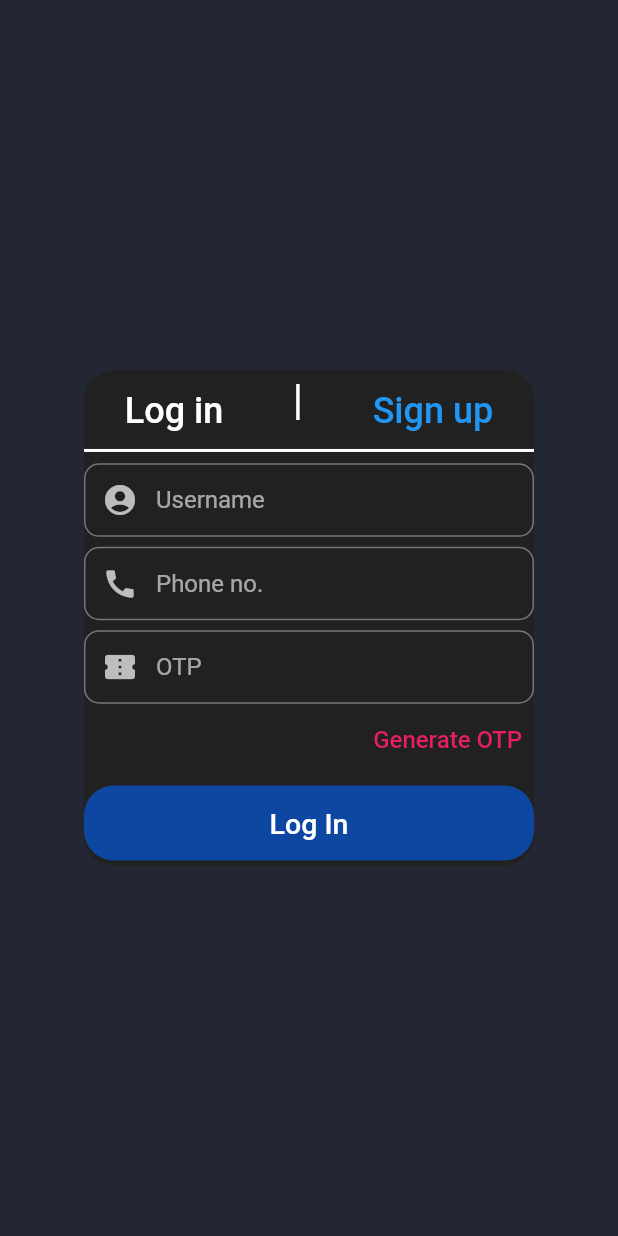
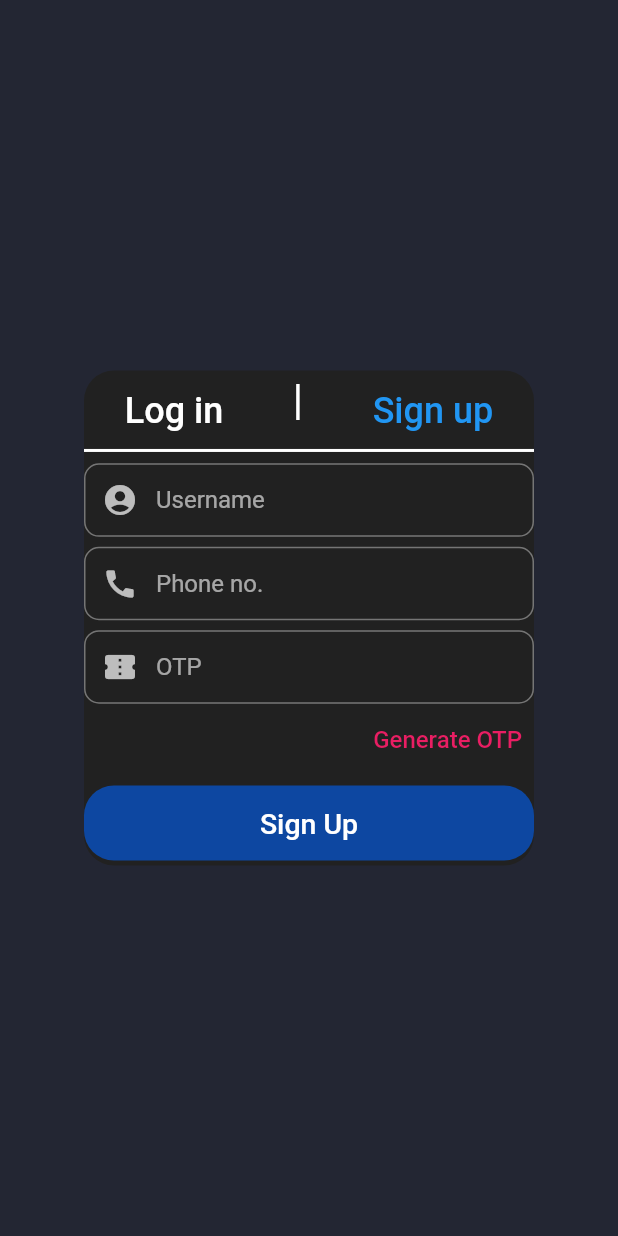
Before and after one commit to vishalsharma0657/s-chat, a Flutter app: the screen it shows after launch, on a phone screen of 412 x 824 dp. Run offline on Flutter 3.47's test engine with Material 2 defaults, Android fonts, the phone set to English and light mode, and no system bars.

Commit message:
button now shows 'sign up' and 'login' as per requirement

```diff
--- a/lib/Authentication/btn_and_input.dart
+++ b/lib/Authentication/btn_and_input.dart
@@ -1,10 +1,12 @@
 import 'package:flutter/material.dart';
 
 class Btn extends StatelessWidget {
-  const Btn({Key? key}) : super(key: key);
+  final bool flag;
+  const Btn(this.flag, {Key? key}) : super(key: key);
 
   @override
   Widget build(BuildContext context) {
+    String txt = flag ? 'Log In' : 'Sign Up';
     return Container(
       height: 50,
       decoration: BoxDecoration(
@@ -13,10 +15,10 @@ class Btn extends StatelessWidget {
         onPressed: () {},
         child: Row(
           mainAxisAlignment: MainAxisAlignment.center,
-          children: const [
+          children: [
             Text(
-              'Log In',
-              style: TextStyle(color: Colors.white, fontSize: 19),
+              txt,
+              style: const TextStyle(color: Colors.white, fontSize: 19),
             ),
           ],
         ),
--- a/lib/Authentication/signin_signup.dart
+++ b/lib/Authentication/signin_signup.dart
@@ -91,7 +91,7 @@ class _SignInState extends State<SignIn> {
                   ),
                 ],
               ),
-              const Btn(),
+              Btn(flag),
             ],
           ),
         ),
```
